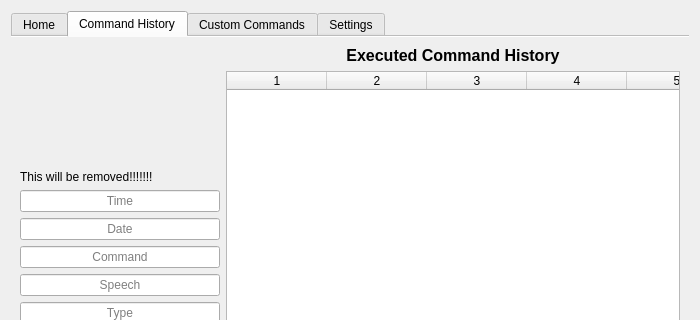
Before: the Qt Designer form PyQt-GUIProject/form.ui in Notaweedle/Pro100_Voice_rec, drawn with Qt 5; both pictures show x 0 to 700 and y 0 to 320 of the 700 by 562 pixel window.
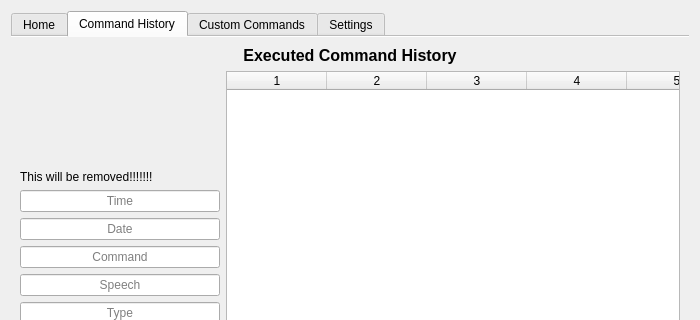
After: the same form once the commit is applied. The open tabs and pages were chosen to show the change. Icons and pictures are not drawn.

Diff of the .ui file:
```diff
--- a/PyQt-GUIProject/form.ui
+++ b/PyQt-GUIProject/form.ui
@@ -268,22 +268,6 @@
            <column/>
           </widget>
          </item>
-         <item row="0" column="1">
-          <widget class="QLabel" name="label_10">
-           <property name="font">
-            <font>
-             <pointsize>12</pointsize>
-             <bold>true</bold>
-            </font>
-           </property>
-           <property name="text">
-            <string>Executed Command History</string>
-           </property>
-           <property name="alignment">
-            <set>Qt::AlignmentFlag::AlignCenter</set>
-           </property>
-          </widget>
-         </item>
          <item row="3" column="0">
           <layout class="QVBoxLayout" name="verticalLayout_13">
            <item>
@@ -488,6 +472,22 @@
            </property>
           </widget>
          </item>
+         <item row="0" column="0" colspan="2">
+          <widget class="QLabel" name="label_10">
+           <property name="font">
+            <font>
+             <pointsize>12</pointsize>
+             <bold>true</bold>
+            </font>
+           </property>
+           <property name="text">
+            <string>Executed Command History</string>
+           </property>
+           <property name="alignment">
+            <set>Qt::AlignmentFlag::AlignCenter</set>
+           </property>
+          </widget>
+         </item>
         </layout>
        </item>
       </layout>
```
